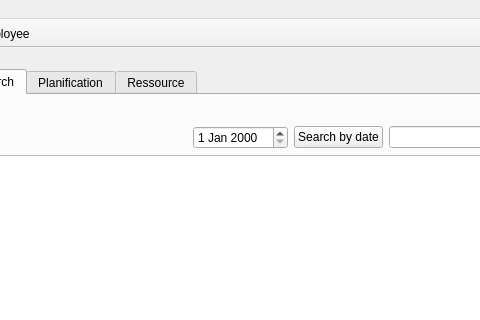
First picture: the form in TPQtIntroduction/mainwindow.ui, repository Lydie-Pierrick/TP2-QT-INTRO, before the edit; both pictures show x 91 to 571 and y 0 to 320 of the 750 by 617 pixel window.
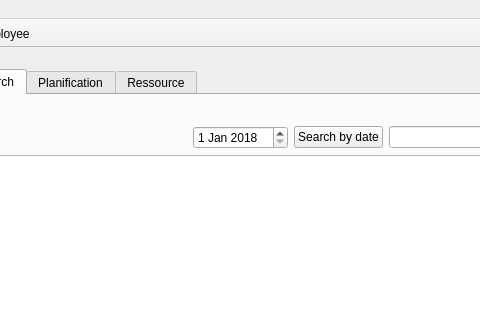
Second picture: the form after the edit. The open tabs and pages were chosen to show the change. Icons and pictures are not drawn.

Patch:
```diff
--- a/TPQtIntroduction/mainwindow.ui
+++ b/TPQtIntroduction/mainwindow.ui
@@ -129,7 +129,18 @@
            </spacer>
           </item>
           <item row="1" column="1">
-           <widget class="QDateEdit" name="dateEdit"/>
+           <widget class="QDateEdit" name="dateEdit">
+            <property name="dateTime">
+             <datetime>
+              <hour>0</hour>
+              <minute>0</minute>
+              <second>0</second>
+              <year>2018</year>
+              <month>1</month>
+              <day>1</day>
+             </datetime>
+            </property>
+           </widget>
           </item>
           <item row="1" column="2">
            <widget class="QPushButton" name="pushBtn_SearchByDate">
```
Left out of the diff: 2 changed lines with no effect on the pictures.
